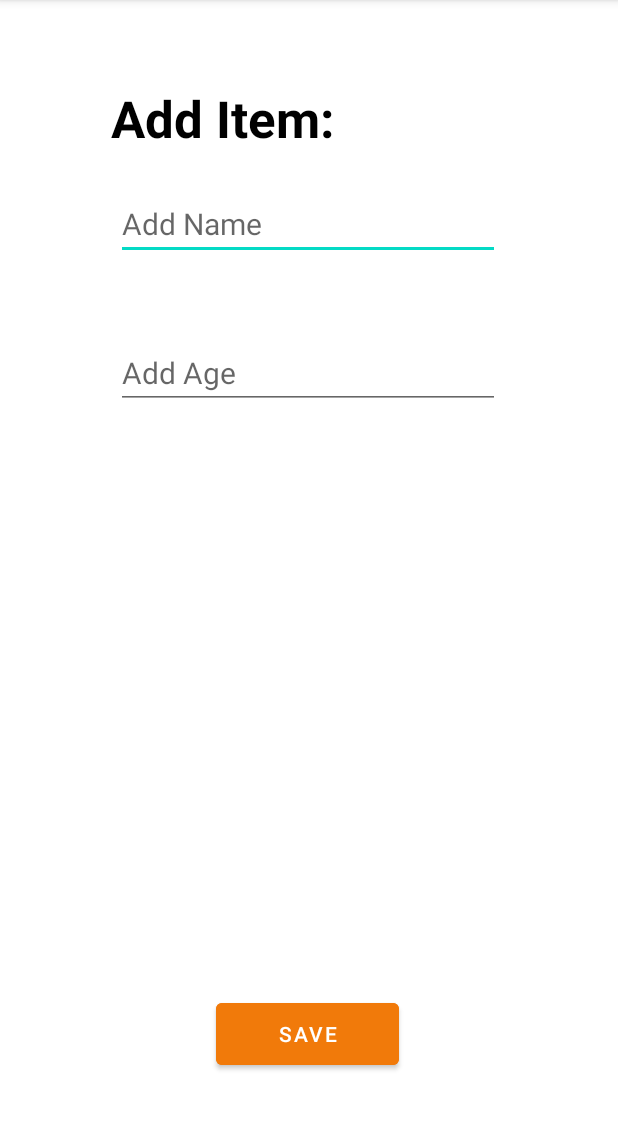
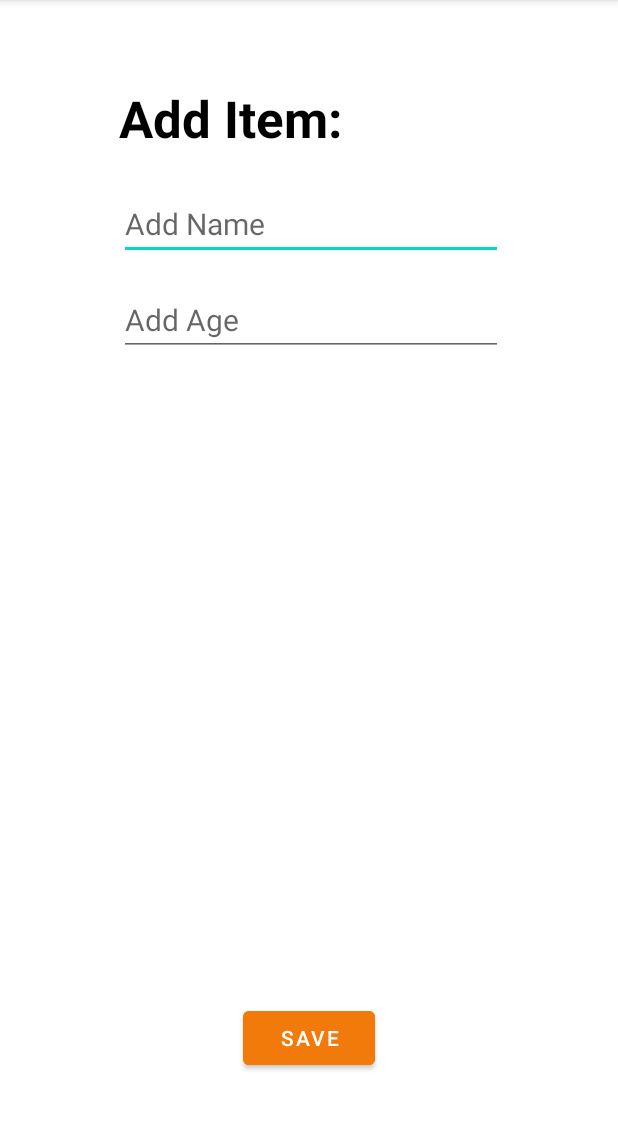
Before and after one commit to AliaksandKol/Handbook, an Android app: the MainActivity2 screen opened directly, with no data from a screen before it, on a phone screen of 412 x 824 dp, the part 84-1214 px from its top. Run offline under Robolectric (Android 15) with nearby library versions, the phone set to English and light mode, and no system bars.

Commit message:
fix ui in main activity 2

```diff
--- a/app/src/main/res/layout/activity_main2.xml
+++ b/app/src/main/res/layout/activity_main2.xml
@@ -8,15 +8,16 @@
 
     <Button
         android:id="@+id/Savebutton"
-        android:layout_width="122dp"
-        android:layout_height="53dp"
+        android:layout_width="wrap_content"
+        android:layout_height="0dp"
         android:layout_marginBottom="52dp"
         android:backgroundTint="?android:attr/colorActivatedHighlight"
+        android:paddingVertical="8dp"
         android:text="Save"
         app:layout_constraintBottom_toBottomOf="parent"
-        app:layout_constraintEnd_toEndOf="@+id/age_edit_text"
-        app:layout_constraintHorizontal_bias="0.498"
-        app:layout_constraintStart_toStartOf="@+id/age_edit_text" />
+        app:layout_constraintEnd_toEndOf="parent"
+        app:layout_constraintHorizontal_bias="0.5"
+        app:layout_constraintStart_toStartOf="parent" />
 
     <TextView
         android:id="@+id/textView"
@@ -28,14 +29,14 @@
         android:textSize="34sp"
         android:textStyle="bold"
         app:layout_constraintEnd_toEndOf="parent"
-        app:layout_constraintHorizontal_bias="0.282"
+        app:layout_constraintHorizontal_bias="0.3"
         app:layout_constraintStart_toStartOf="parent"
         app:layout_constraintTop_toTopOf="parent" />
 
     <EditText
-        android:id="@+id/name_edit_text"
+        android:id="@+id/nameEditText"
         android:layout_width="256dp"
-        android:layout_height="48dp"
+        android:layout_height="wrap_content"
         android:layout_marginTop="24dp"
         android:ems="10"
         android:hint="Add Name"
@@ -43,25 +44,25 @@
         android:textColor="@color/black"
         android:textSize="20sp"
         app:layout_constraintEnd_toEndOf="parent"
-        app:layout_constraintHorizontal_bias="0.496"
-        app:layout_constraintStart_toStartOf="parent"
+        app:layout_constraintHorizontal_bias="0"
+        app:layout_constraintStart_toStartOf="@id/textView"
         app:layout_constraintTop_toBottomOf="@+id/textView" />
 
     <EditText
-        android:id="@+id/age_edit_text"
-        android:layout_width="256dp"
-        android:layout_height="48dp"
-        android:layout_marginBottom="340dp"
+        android:id="@+id/ageEditText"
+        android:layout_width="0dp"
+        android:layout_height="wrap_content"
+        android:layout_marginTop="16dp"
         android:ems="10"
         android:hint="Add Age"
         android:inputType="number"
         android:textColor="@color/black"
         android:textSize="20sp"
         app:layout_constraintBottom_toTopOf="@+id/Savebutton"
-        app:layout_constraintEnd_toEndOf="@+id/name_edit_text"
+        app:layout_constraintEnd_toEndOf="@+id/nameEditText"
         app:layout_constraintHorizontal_bias="0.0"
-        app:layout_constraintStart_toStartOf="@+id/name_edit_text"
-        app:layout_constraintTop_toBottomOf="@+id/name_edit_text"
-        app:layout_constraintVertical_bias="0.508" />
+        app:layout_constraintStart_toStartOf="@+id/nameEditText"
+        app:layout_constraintTop_toBottomOf="@+id/nameEditText"
+        app:layout_constraintVertical_bias="0" />
 
 </androidx.constraintlayout.widget.ConstraintLayout>
```
